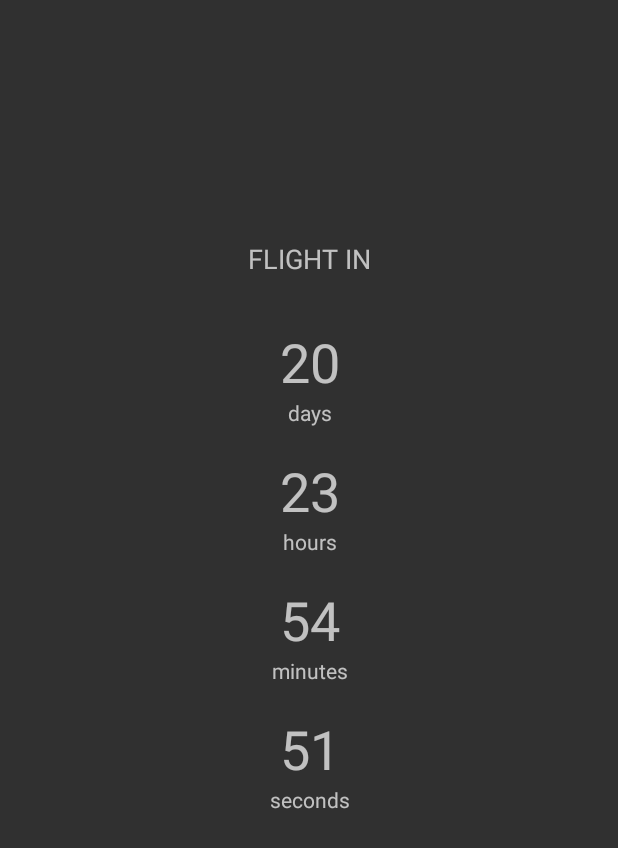
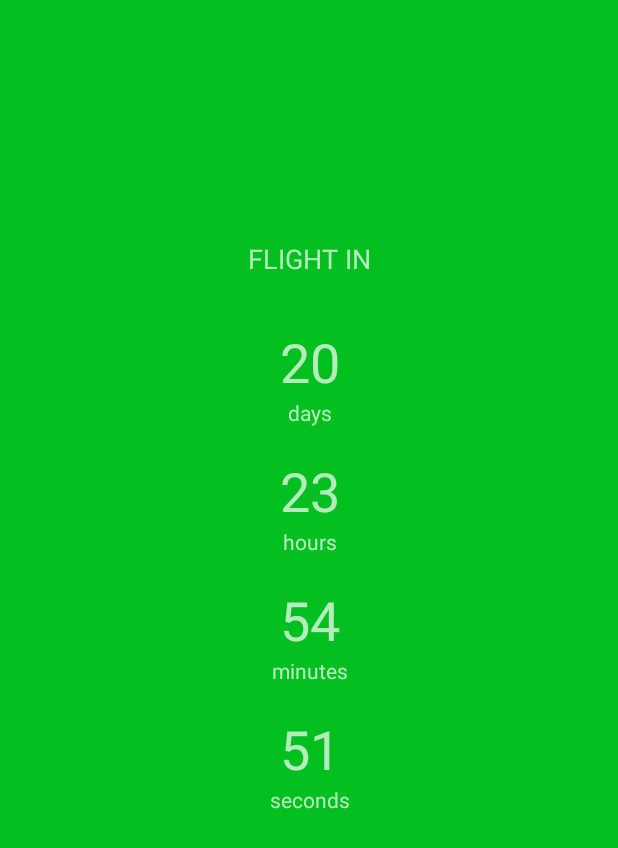
Before and after one commit to gailhuss/flight_countdown, an Android app: the screen it shows after launch (MainActivity), on a phone screen of 412 x 824 dp. Shown: the top 848 px of the screen. Run offline under Robolectric (Android 15) with nearby library versions, the phone set to English and light mode, and no system bars.

Commit message:
Daily background change. Close #2

```diff
--- a/src/app/src/main/java/com/example/flight_countdown/MainActivity.kt
+++ b/src/app/src/main/java/com/example/flight_countdown/MainActivity.kt
@@ -11,19 +11,24 @@ import java.time.LocalDateTime
 class MainActivity : AppCompatActivity() {
     private val calculator = TimeCalc(LocalDateTime.parse("2020-01-19T10:25:00"))
     private lateinit var timer: CountDownTimer
+    private val totalColors = 8
 
     override fun onCreate(savedInstanceState: Bundle?) {
         super.onCreate(savedInstanceState)
         requestWindowFeature(Window.FEATURE_NO_TITLE)
         setContentView(R.layout.activity_main)
-        initTimer()
-        setTime()
     }
 
     override fun onStart() {
         super.onStart()
 
         initTimer()
+        setTime()
+    }
+
+    override fun onPause() {
+        super.onPause()
+        timer.cancel()
     }
 
     private fun initTimer()
@@ -48,10 +53,27 @@ class MainActivity : AppCompatActivity() {
         minutesView.text = diff[2].toString()
 
         secondsView.text = diff[3].toString()
+
+        setBackColor(diff[0].toInt())
     }
 
-    override fun onPause() {
-        super.onPause()
-        timer.cancel()
+    private fun setBackColor(daysDiff: Int) {
+        if(daysDiff != 0) {
+            var backColor =
+                when (daysDiff % totalColors) {
+                    0 -> R.color.background_day_0
+                    1 -> R.color.background_day_1
+                    2 -> R.color.background_day_2
+                    3 -> R.color.background_day_3
+                    4 -> R.color.background_day_4
+                    5 -> R.color.background_day_5
+                    6 -> R.color.background_day_6
+                    7 -> R.color.background_day_7
+                    else -> 0
+                }
+
+            rootLayout.setBackgroundColor(getColor(backColor))
+        }
     }
+
 }
--- a/src/app/src/main/res/layout/activity_main.xml
+++ b/src/app/src/main/res/layout/activity_main.xml
@@ -4,6 +4,7 @@
     xmlns:tools="http://schemas.android.com/tools"
     android:layout_width="match_parent"
     android:layout_height="match_parent"
+    android:id="@+id/rootLayout"
     tools:context=".MainActivity">
 
 
--- a/src/app/src/main/res/values/colors.xml
+++ b/src/app/src/main/res/values/colors.xml
@@ -3,4 +3,12 @@
     <color name="colorPrimary">#008577</color>
     <color name="colorPrimaryDark">#00574B</color>
     <color name="colorAccent">#D81B60</color>
+    <color name="background_day_0">#CFD3DC</color>
+    <color name="background_day_1">#A9B9D9</color>
+    <color name="background_day_2">#6698D9</color>
+    <color name="background_day_3">#04D924</color>
+    <color name="background_day_4">#04BF20</color>
+    <color name="background_day_5">#F20505</color>
+    <color name="background_day_6">#29363F</color>
+    <color name="background_day_7">#F2F204</color>
 </resources>
```
